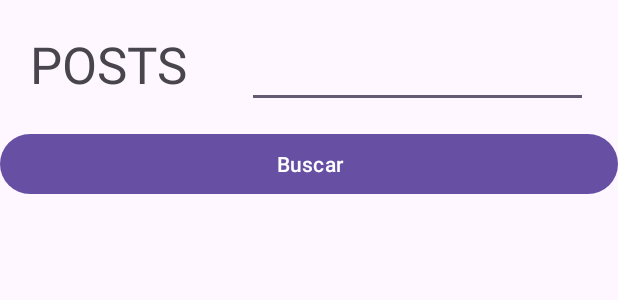
After one commit to RamonMatute2003/Exercise-2.2, an Android app: the layout activity_list.xml on its own in the app's theme, with its tools: preview values and no code run, on a phone screen of 412 x 824 dp. The commit adds this screen. Shown: the top 300 px of the screen. Run offline under Robolectric (Android 15) with nearby library versions, the phone set to English and light mode, and no system bars; network calls fail.

Commit message:
Ejercicio terminado

```diff
--- a/app/src/main/AndroidManifest.xml
+++ b/app/src/main/AndroidManifest.xml
@@ -2,6 +2,7 @@
 <manifest xmlns:android="http://schemas.android.com/apk/res/android"
     xmlns:tools="http://schemas.android.com/tools">
 
+    <uses-permission android:name="android.permission.INTERNET"/>
     <application
         android:allowBackup="true"
         android:dataExtractionRules="@xml/data_extraction_rules"
@@ -12,6 +13,9 @@
         android:supportsRtl="true"
         android:theme="@style/Theme.Exercise22"
         tools:targetApi="31">
+        <activity
+            android:name=".Activity_list"
+            android:exported="false" />
         <activity
             android:name=".MainActivity"
             android:exported="true">
--- /dev/null
+++ b/app/src/main/java/com/example/exercise_22/Settings/Rest_api.java
@@ -0,0 +1,5 @@
+package com.example.exercise_22.Settings;
+
+public class Rest_api {
+    public static final String url="https://jsonplaceholder.typicode.com/posts";
+}
--- /dev/null
+++ b/app/src/main/res/layout/activity_list.xml
@@ -0,0 +1,46 @@
+<?xml version="1.0" encoding="utf-8"?>
+<LinearLayout xmlns:android="http://schemas.android.com/apk/res/android"
+    xmlns:app="http://schemas.android.com/apk/res-auto"
+    xmlns:tools="http://schemas.android.com/tools"
+    android:layout_width="match_parent"
+    android:layout_height="match_parent"
+    android:orientation="vertical"
+    tools:context=".Activity_list">
+
+    <LinearLayout
+        android:layout_width="match_parent"
+        android:layout_height="wrap_content"
+        android:orientation="horizontal">
+
+        <TextView
+            android:id="@+id/textView"
+            android:layout_width="wrap_content"
+            android:layout_height="wrap_content"
+            android:layout_margin="20dp"
+            android:text="POSTS"
+            android:textSize="34sp" />
+
+        <EditText
+            android:id="@+id/txt_search"
+            android:layout_width="0dp"
+            android:layout_height="wrap_content"
+            android:layout_margin="20dp"
+            android:layout_weight="1"
+            android:ems="10"
+            android:inputType="text"
+            android:text="" />
+
+    </LinearLayout>
+
+    <Button
+        android:id="@+id/btn_search"
+        android:layout_width="match_parent"
+        android:layout_height="wrap_content"
+        android:text="@string/btn_seacrh" />
+
+    <ListView
+        android:id="@+id/list_search"
+        android:layout_width="match_parent"
+        android:layout_height="match_parent" />
+
+</LinearLayout>
--- a/app/src/main/res/values/strings.xml
+++ b/app/src/main/res/values/strings.xml
@@ -1,3 +1,5 @@
 <resources>
     <string name="app_name">Exercise-2.2</string>
+    <string name="pantalla_2">Buscar por individual</string>
+    <string name="btn_seacrh">Buscar</string>
 </resources>
```
Also changed, not shown: app/build.gradle (+6 -2 lines), app/src/main/java/com/example/exercise_22/Activity_list.java (added, +134 -0 lines), app/src/main/java/com/example/exercise_22/MainActivity.java (+69 -1 lines), app/src/main/java/com/example/exercise_22/Settings/Post.java (added, +19 -0 lines), app/src/main/res/layout/activity_main.xml (+12 -9 lines).
